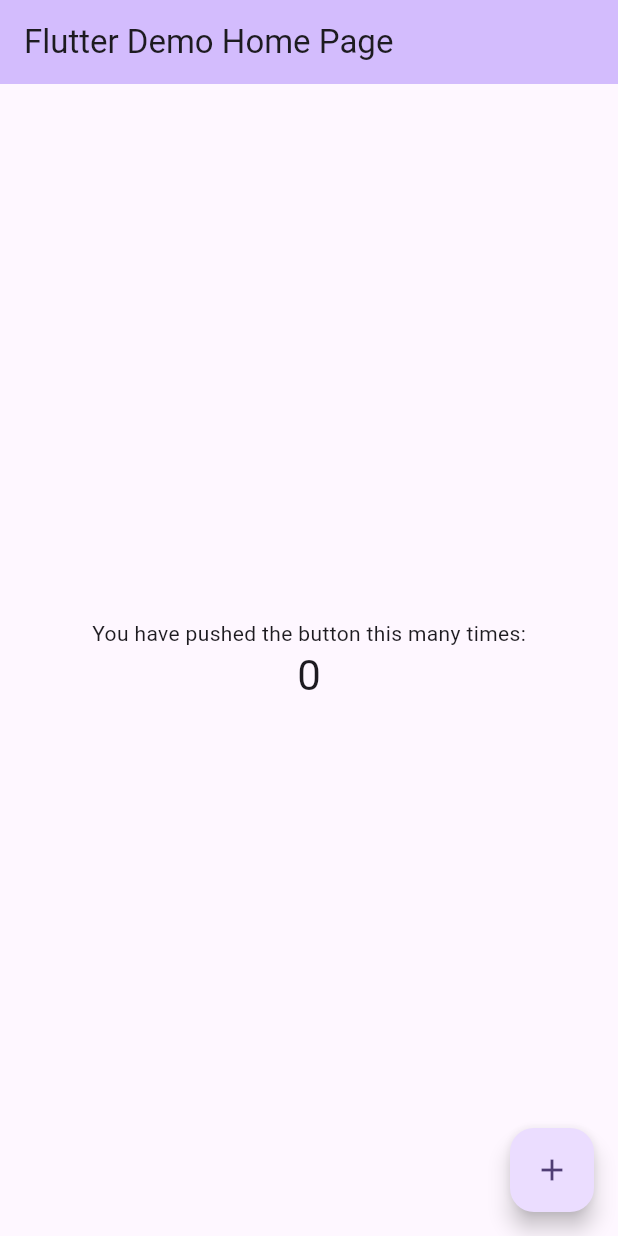
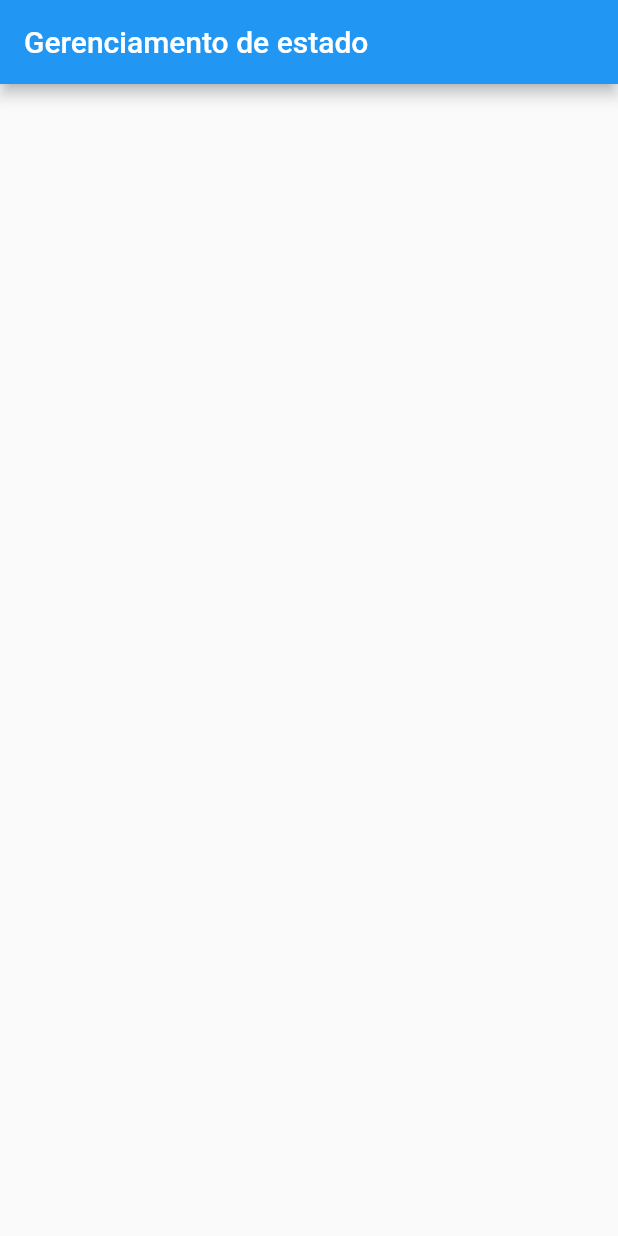
Before and after one commit to itajacy/pm_criando_gerenciamento_estado, a Flutter app: the screen it shows after launch, on a phone screen of 412 x 824 dp. Run offline on Flutter 3.47's test engine with Material 3 defaults, Android fonts, the phone set to English and light mode, and no system bars.

```diff
--- /dev/null
+++ b/lib/contracts/observable.dart
@@ -0,0 +1,7 @@
+abstract class Observable {
+
+  // callback -  função que não retorna nada, só é executada
+  void addListener(void Function() callback);
+  void removeListener(void Function() callback);
+
+}
--- /dev/null
+++ b/lib/controllers/change_state.dart
@@ -0,0 +1,15 @@
+
+import 'package:pm_criando_gerenciamento_estado/contracts/observable.dart';
+
+class ChangeState implements Observable {
+  @override
+  void addListener(void Function() callback) {
+    // TODO: implement addListener
+  }
+
+  @override
+  void removeListener(void Function() callback) {
+    // TODO: implement removeListener
+  }
+
+  }
--- a/lib/main.dart
+++ b/lib/main.dart
@@ -7,116 +7,28 @@ void main() {
 class MyApp extends StatelessWidget {
   const MyApp({super.key});
 
-  // This widget is the root of your application.
   @override
   Widget build(BuildContext context) {
     return MaterialApp(
       title: 'Flutter Demo',
       theme: ThemeData(
-        // This is the theme of your application.
-        //
-        // TRY THIS: Try running your application with "flutter run". You'll see
-        // the application has a purple toolbar. Then, without quitting the app,
-        // try changing the seedColor in the colorScheme below to Colors.green
-        // and then invoke "hot reload" (save your changes or press the "hot
-        // reload" button in a Flutter-supported IDE, or press "r" if you used
-        // the command line to start the app).
-        //
-        // Notice that the counter didn't reset back to zero; the application
-        // state is not lost during the reload. To reset the state, use hot
-        // restart instead.
-        //
-        // This works for code too, not just values: Most code changes can be
-        // tested with just a hot reload.
-        colorScheme: ColorScheme.fromSeed(seedColor: Colors.deepPurple),
+        primarySwatch: Colors.blue, useMaterial3: false,
       ),
-      home: const MyHomePage(title: 'Flutter Demo Home Page'),
+      home: const MyHomePage(),
     );
   }
 }
 
-class MyHomePage extends StatefulWidget {
-  const MyHomePage({super.key, required this.title});
 
-  // This widget is the home page of your application. It is stateful, meaning
-  // that it has a State object (defined below) that contains fields that affect
-  // how it looks.
+class MyHomePage extends StatelessWidget {
 
-  // This class is the configuration for the state. It holds the values (in this
-  // case the title) provided by the parent (in this case the App widget) and
-  // used by the build method of the State. Fields in a Widget subclass are
-  // always marked "final".
-
-  final String title;
-
-  @override
-  State<MyHomePage> createState() => _MyHomePageState();
-}
-
-class _MyHomePageState extends State<MyHomePage> {
-  int _counter = 0;
-
-  void _incrementCounter() {
-    setState(() {
-      // This call to setState tells the Flutter framework that something has
-      // changed in this State, which causes it to rerun the build method below
-      // so that the display can reflect the updated values. If we changed
-      // _counter without calling setState(), then the build method would not be
-      // called again, and so nothing would appear to happen.
-      _counter++;
-    });
-  }
+  const MyHomePage({super.key});
 
   @override
   Widget build(BuildContext context) {
-    // This method is rerun every time setState is called, for instance as done
-    // by the _incrementCounter method above.
-    //
-    // The Flutter framework has been optimized to make rerunning build methods
-    // fast, so that you can just rebuild anything that needs updating rather
-    // than having to individually change instances of widgets.
     return Scaffold(
-      appBar: AppBar(
-        // TRY THIS: Try changing the color here to a specific color (to
-        // Colors.amber, perhaps?) and trigger a hot reload to see the AppBar
-        // change color while the other colors stay the same.
-        backgroundColor: Theme.of(context).colorScheme.inversePrimary,
-        // Here we take the value from the MyHomePage object that was created by
-        // the App.build method, and use it to set our appbar title.
-        title: Text(widget.title),
-      ),
-      body: Center(
-        // Center is a layout widget. It takes a single child and positions it
-        // in the middle of the parent.
-        child: Column(
-          // Column is also a layout widget. It takes a list of children and
-          // arranges them vertically. By default, it sizes itself to fit its
-          // children horizontally, and tries to be as tall as its parent.
-          //
-          // Column has various properties to control how it sizes itself and
-          // how it positions its children. Here we use mainAxisAlignment to
-          // center the children vertically; the main axis here is the vertical
-          // axis because Columns are vertical (the cross axis would be
-          // horizontal).
-          //
-          // TRY THIS: Invoke "debug painting" (choose the "Toggle Debug Paint"
-          // action in the IDE, or press "p" in the console), to see the
-          // wireframe for each widget.
-          mainAxisAlignment: MainAxisAlignment.center,
-          children: <Widget>[
-            const Text('You have pushed the button this many times:'),
-            Text(
-              '$_counter',
-              style: Theme.of(context).textTheme.headlineMedium,
-            ),
-          ],
-        ),
-      ),
-      floatingActionButton: FloatingActionButton(
-        onPressed: _incrementCounter,
-        tooltip: 'Increment',
-        child: const Icon(Icons.add),
-      ), // This trailing comma makes auto-formatting nicer for build methods.
+      appBar: AppBar(title: const Text('Gerenciamento de estado')),
+      body: Container(),
     );
   }
 }
```
